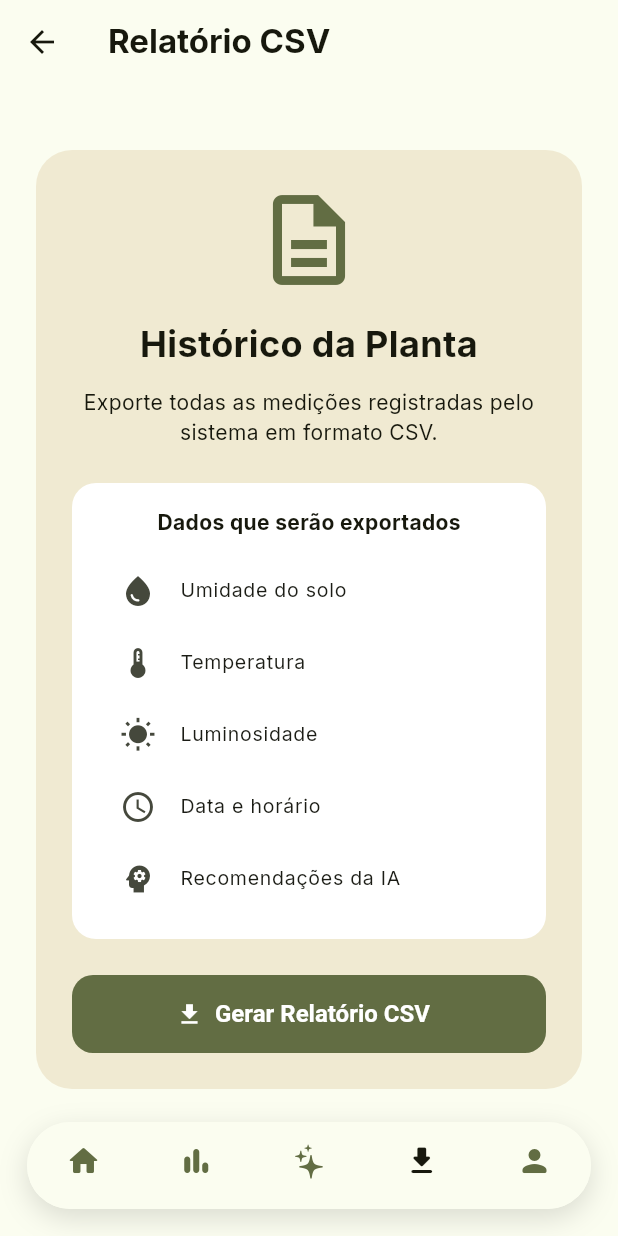
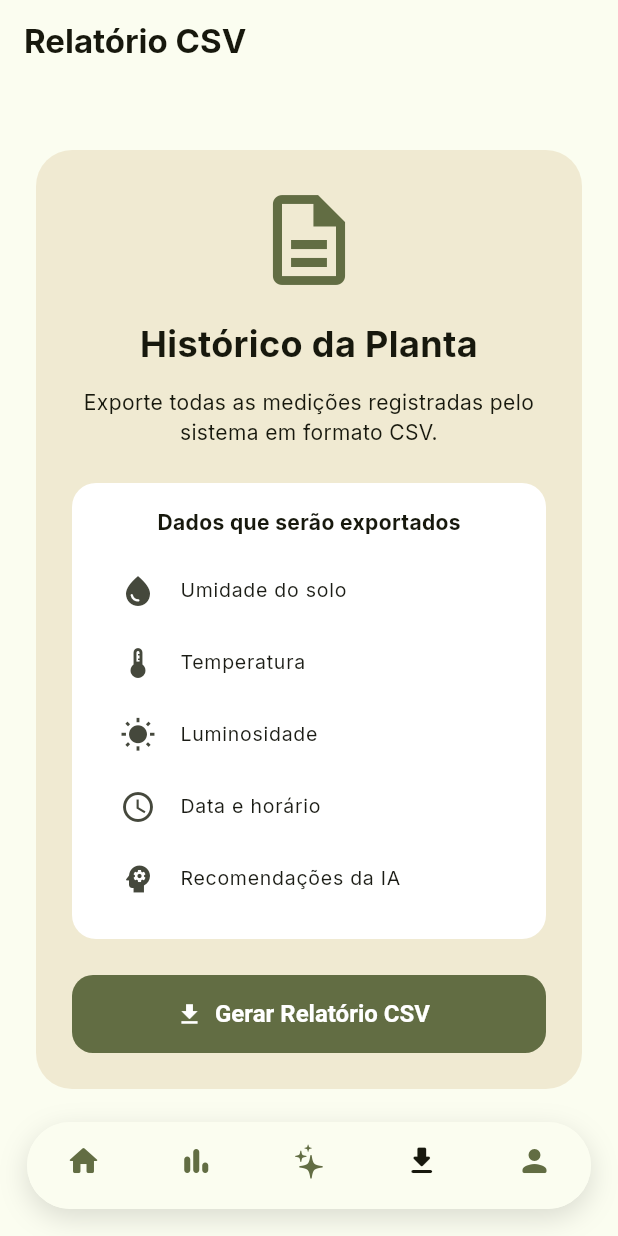
Before and after one commit to Nekozin/lumees-yapplant, a Flutter app: the TelaRelatorio screen opened by its route, on a phone screen of 412 x 824 dp. Run offline on Flutter 3.47's test engine with Material 3 defaults, Android fonts, the phone set to English and light mode, and no system bars; our stand-ins replace fl_chart, geolocator, google_fonts.

Commit message:
refactor(mobile): muda estilo do AppBar e remove redundância

```diff
--- a/mobile/lumeesyapp/lib/pages/TelaDiagnostico.dart
+++ b/mobile/lumeesyapp/lib/pages/TelaDiagnostico.dart
@@ -87,10 +87,10 @@ class _TelaDiagnosticoState extends State<TelaDiagnostico> {
   @override
   Widget build(BuildContext context) {
     return Scaffold(
-      backgroundColor: AppTheme.mainIvory,
 
       appBar: AppBar(
         title: const Text("Diagnóstico do Lee IA"),
+        automaticallyImplyLeading: false,
       ),
 
       body: SafeArea(
--- a/mobile/lumeesyapp/lib/pages/TelaRelatorio.dart
+++ b/mobile/lumeesyapp/lib/pages/TelaRelatorio.dart
@@ -41,18 +41,11 @@ class _TelaRelatorioState extends State<TelaRelatorio> {
   @override
   Widget build(BuildContext context) {
     return Scaffold(
-      backgroundColor: AppTheme.mainIvory,
 
       appBar: AppBar(
-        backgroundColor: AppTheme.mainIvory,
-        foregroundColor: AppTheme.mainDark,
         elevation: 0,
-        title: const Text(
-          'Relatório CSV',
-          style: TextStyle(
-            fontWeight: FontWeight.bold,
-          ),
-        ),
+        title: const Text('Relatório CSV'),
+        automaticallyImplyLeading: false,
       ),
 
       body: SafeArea(
```
Also changed, not shown: mobile/lumeesyapp/lib/pages/TelaDashboard.dart (+2 -8 lines).
